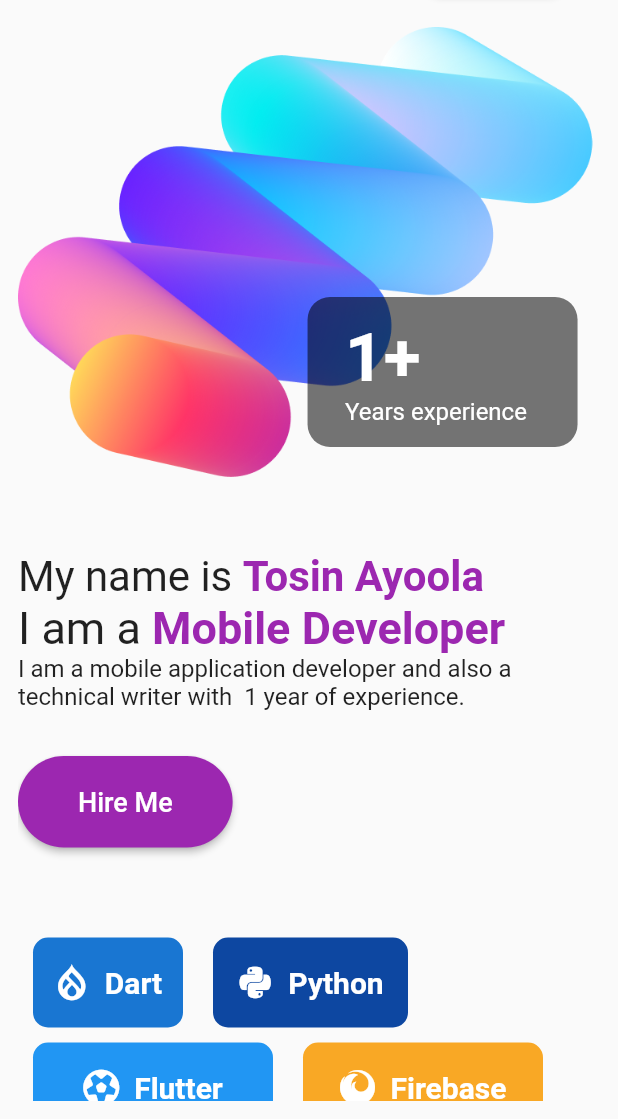
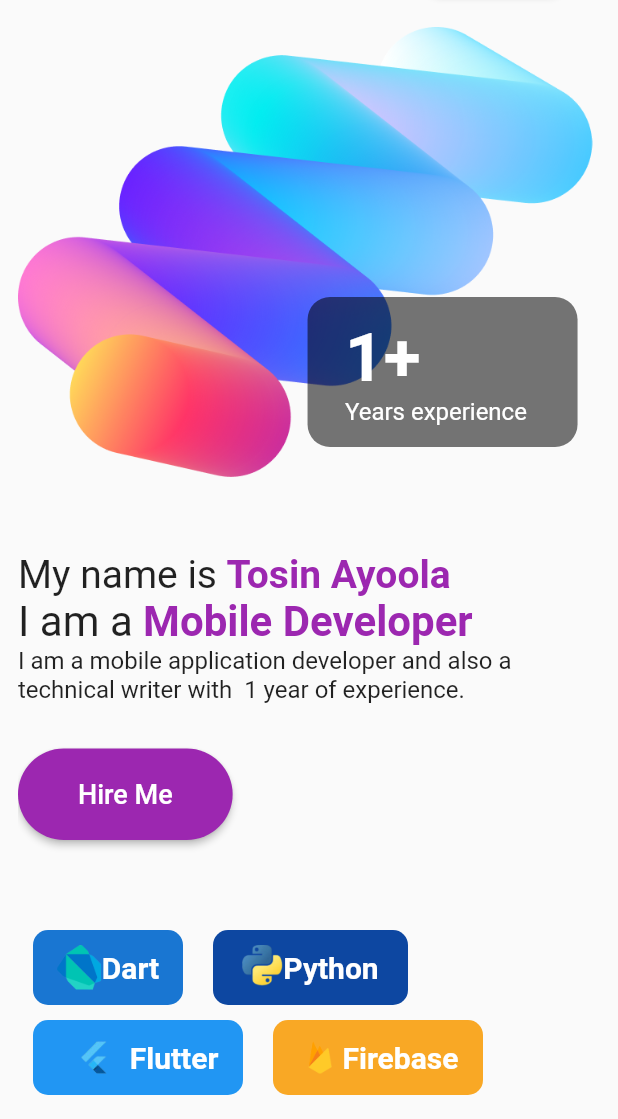
Before and after one commit to flutter-preview/Tosin2289-Portfolio-site, a Flutter app: the screen it shows after launch, on a phone screen of 412 x 824 dp, the part 117-1236 px from its top. Run offline on Flutter 3.47's test engine with Material 2 defaults, Android fonts, the phone set to English and light mode, and no system bars; drawn by our look-alikes of animated_text_kit; our stand-ins replace font_awesome_flutter.

Commit message:
sixth commit

```diff
--- a/lib/desktop/componets/language-desktop.dart
+++ b/lib/desktop/componets/language-desktop.dart
@@ -21,7 +21,7 @@
                 text: 'Python',
                 color: Colors.blue.shade900,
                 length: 130,
-                icon: "assets/python.png",
+                icon: "assets/pythons.png",
               ),
             ],
           ),
@@ -78,8 +78,7 @@
             children: [
               Image.asset(
                 icon,
-                height: 50,
-                color: Colors.white,
+                height: 30,
               ),
               const SizedBox(
                 width: 10,
--- a/lib/mobile/componets/language-mobile.dart
+++ b/lib/mobile/componets/language-mobile.dart
@@ -15,14 +15,13 @@
                 text: 'Dart',
                 color: Colors.blue.shade700,
                 length: 100,
-                icon: FontAwesomeIcons.drupal,
+                icon: "assets/dart.png",
               ),
               IndividualBox(
-                text: 'Python',
-                color: Colors.blue.shade900,
-                length: 130,
-                icon: FontAwesomeIcons.python,
-              ),
+                  text: 'Python',
+                  color: Colors.blue.shade900,
+                  length: 130,
+                  icon: "assets/pythons.png"),
             ],
           ),
           const SizedBox(
@@ -33,14 +32,14 @@
               const IndividualBox(
                 text: 'Flutter',
                 color: Colors.blue,
-                length: 160,
-                icon: FontAwesomeIcons.futbol,
+                length: 140,
+                icon: "assets/flutter.png",
               ),
               IndividualBox(
                 text: 'Firebase',
                 color: Colors.yellow.shade800,
-                length: 160,
-                icon: FontAwesomeIcons.firefox,
+                length: 140,
+                icon: "assets/firebase.png",
               )
             ],
           ),
@@ -68,7 +67,7 @@
     return Padding(
       padding: const EdgeInsets.symmetric(horizontal: 10.0),
       child: Container(
-        height: 60,
+        height: 50,
         width: length,
         decoration: BoxDecoration(
             borderRadius: BorderRadius.circular(10), color: color),
@@ -76,12 +75,9 @@
           child: Row(
             mainAxisAlignment: MainAxisAlignment.center,
             children: [
-              Icon(
+              Image.asset(
                 icon,
-                color: Colors.white,
-              ),
-              const SizedBox(
-                width: 10,
+                height: 30,
               ),
               Text(
                 text,
--- a/lib/mobile/componets/text-mobile.dart
+++ b/lib/mobile/componets/text-mobile.dart
@@ -12,12 +12,12 @@
       children: [
         Row(
           children: [
-            const Text("My name is ", style: TextStyle(fontSize: 28)),
+            const Text("My name is ", style: TextStyle(fontSize: 26)),
             SizedBox(
               width: 200.0,
               child: DefaultTextStyle(
                 style: const TextStyle(
-                    fontSize: 28.0,
+                    fontSize: 26.0,
                     fontWeight: FontWeight.bold,
                     color: Colors.purple),
                 child: AnimatedTextKit(
@@ -37,11 +37,11 @@
         Row(mainAxisSize: MainAxisSize.min, children: <Widget>[
           const Text(
             'I am a ',
-            style: TextStyle(fontSize: 30.0),
+            style: TextStyle(fontSize: 28.0),
           ),
           DefaultTextStyle(
             style: const TextStyle(
-                fontSize: 30.0,
+                fontSize: 28.0,
                 fontWeight: FontWeight.bold,
                 color: Colors.purple),
             child: AnimatedTextKit(
```
Also changed, not shown: lib/desktop/componets/text-desktop.dart (+5 -5 lines), assets/pythons.png (added).
